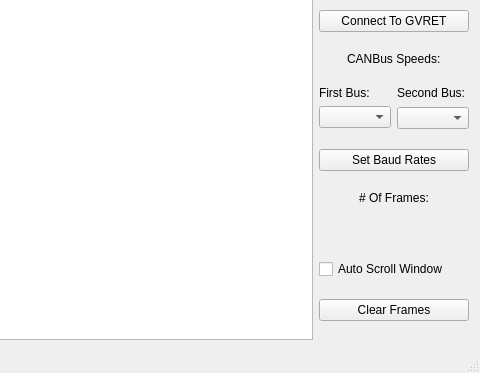
Old version of the form mainwindow.ui in the repository collin80/SavvyCAN; both pictures show x 320 to 800 and y 127 to 500 of the 800 by 500 pixel window.
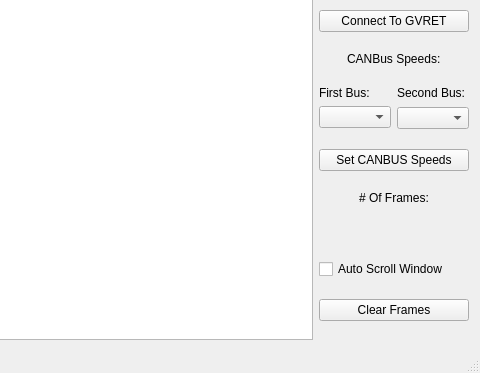
New version of the form.

Commit message: Change display of canbus speed to say kbps instead of writing out the whole # in the status line. Also, removed any mention of baud rate.

```diff
--- a/mainwindow.ui
+++ b/mainwindow.ui
@@ -138,7 +138,7 @@
       <item>
        <widget class="QPushButton" name="btnBaudSet">
         <property name="text">
-         <string>Set Baud Rates</string>
+         <string>Set CANBUS Speeds</string>
         </property>
        </widget>
       </item>
```
The commit also changes 1 other file.
